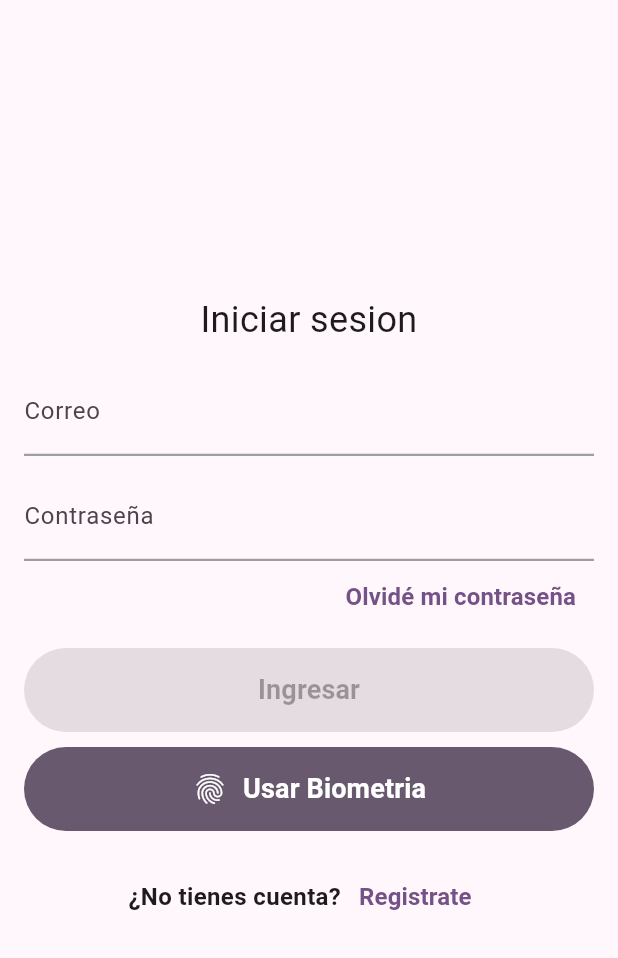
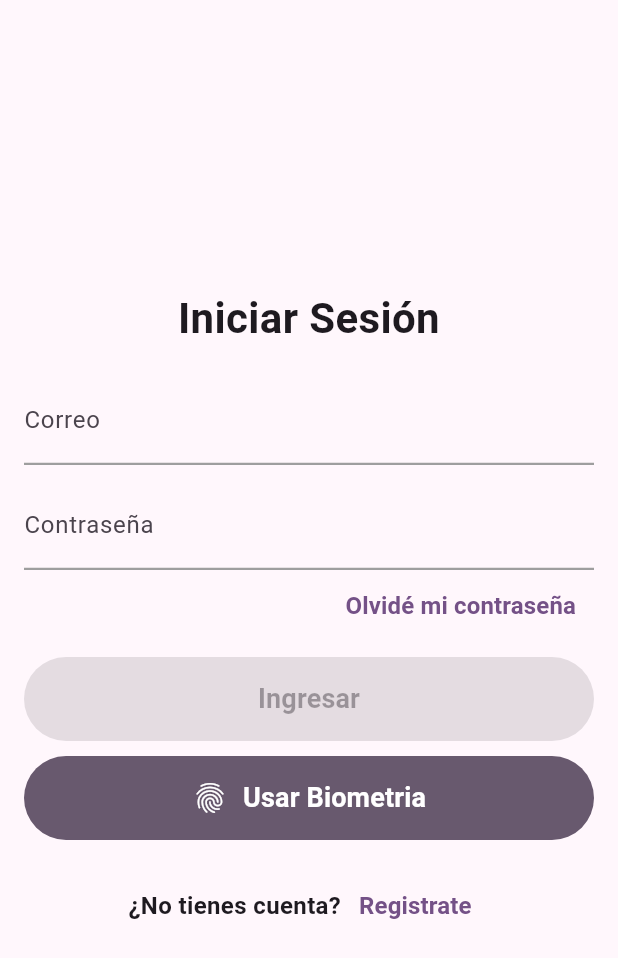
Before and after one commit to Wpcarmona/template-flutter, a Flutter app: the screen it shows after launch, on a phone screen of 412 x 824 dp. Shown: the top 958 px of the screen. Run offline on Flutter 3.47's test engine with Material 3 defaults, Android fonts, the phone set to English and light mode, and no system bars; our stand-ins replace animate_do, dio, dropdown_button2, equatable, flutter_bloc, flutter_dotenv and 2 more; Roboto replaces fonts that are missing (Nunito).

Commit message:
add navigation

```diff
--- a/lib/config/router/app_router.dart
+++ b/lib/config/router/app_router.dart
@@ -1,13 +1,15 @@
-
 import 'package:app_template/presentation/screens/screens.dart';
 import 'package:go_router/go_router.dart';
 
 final appRouter = GoRouter(initialLocation: '/', routes: [
-
   GoRoute(
-    path: '/',
-    builder: (context, state) => const LoginScreen(),
-    routes: [
-
-    ]),
+      path: '/', builder: (context, state) => const LoginScreen(), routes: []),
+  GoRoute(
+      path: '/auth/login',
+      builder: (context, state) => const LoginScreen(),
+      routes: []),
+  GoRoute(
+      path: '/auth/register',
+      builder: (context, state) => const RegisterScreen(),
+      routes: [])
 ]);
--- a/lib/presentation/screens/auth/login_screen.dart
+++ b/lib/presentation/screens/auth/login_screen.dart
@@ -57,14 +57,7 @@
       mainAxisSize: MainAxisSize.min,
       crossAxisAlignment: CrossAxisAlignment.stretch,
       children: [
-        Text(
-          'Iniciar sesion',
-          textAlign: TextAlign.center,
-          style: TextStyle(
-            fontSize: 24,
-            height: 0.9,
-          ),
-        ),
+        const CustomTitle(text: 'Iniciar Sesión'),
         SizedBox(height: 20),
         CustomTextFormField(
           label: 'Correo',
@@ -133,7 +126,7 @@
           ),
           TextButton(
             onPressed: () {
-              context.push('/auth/register');
+              context.go('/auth/register');
             },
             child: const Text(
               'Registrate',
--- a/lib/presentation/screens/auth/register_screen.dart
+++ b/lib/presentation/screens/auth/register_screen.dart
@@ -4,6 +4,7 @@
 import 'package:app_template/presentation/widgets/widgets.dart';
 import 'package:flutter/material.dart';
 import 'package:flutter_bloc/flutter_bloc.dart';
+import 'package:go_router/go_router.dart';
 
 class RegisterScreen extends StatefulWidget {
   static const name = 'register-screen';
@@ -123,6 +124,9 @@
                         setState(() {
                           formsStep--;
                         });
+                      } else if (formsStep == 1) {
+                        context.go(
+                            '/auth/login');
                       }
                     },
                   ),
```
